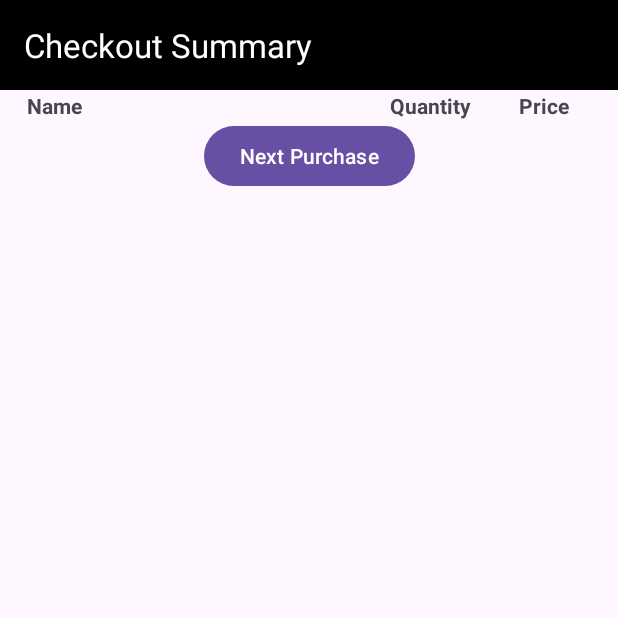
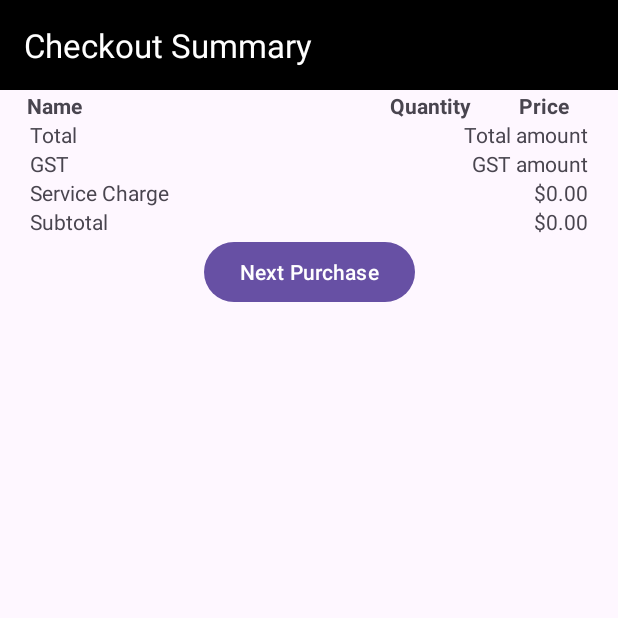
Before and after one commit to CheahYan/RecyclerViewKotlin, an Android app: the CheckoutActivity screen opened directly, with no data from a screen before it, on a phone screen of 412 x 824 dp, the top half of it. Run offline under Robolectric (Android 15) with nearby library versions, the phone set to English and light mode, and no system bars; 8 statements that could not run were skipped.

Commit message:
added features
added features but have not test

```diff
--- a/app/src/main/java/com/example/secondrecyclerviewapp/CheckoutActivity.kt
+++ b/app/src/main/java/com/example/secondrecyclerviewapp/CheckoutActivity.kt
@@ -10,6 +10,8 @@
 class CheckoutActivity : AppCompatActivity() {
 
     private lateinit var activityCheckoutOnePerRowBinding: ActivityCheckoutOnePerRowBinding
+    private val SERVICE_CHARGE_RATE = 0.10
+    private val GST_RATE = 0.08
 
     override fun onCreate(savedInstanceState: Bundle?) {
         super.onCreate(savedInstanceState)
@@ -22,7 +24,18 @@
         activityCheckoutOnePerRowBinding.checkoutRecyclerview.adapter = CheckoutAdapter(foodList)
         activityCheckoutOnePerRowBinding.checkoutRecyclerview.layoutManager = LinearLayoutManager(this)
 
+        val subtotal = calculateSubtotal(foodList)
+        activityCheckoutOnePerRowBinding.subtotalAmount.text = "$" + "%.2f".format(subtotal)
 
+        val serviceCharge = calculateServiceCharge(subtotal)
+        activityCheckoutOnePerRowBinding.serviceChargeAmount.text = "$" + "%.2f".format(serviceCharge)
+
+        val goodsAndServiceTax = calculateGST(subtotal)
+        activityCheckoutOnePerRowBinding.GSTAmount.text = "$" + "%.2f".format(goodsAndServiceTax)
+
+
+        val total = calculateTotal(subtotal, goodsAndServiceTax, serviceCharge)
+        activityCheckoutOnePerRowBinding.totalAmount.text = "$" + "%.2f".format(total)
 
         activityCheckoutOnePerRowBinding.newPurchaseButton.setOnClickListener {
             val newPurchaseIntent = Intent(this, MainActivity::class.java)
@@ -31,4 +44,25 @@
 
 
     }
+
+    fun calculateSubtotal(foodList : ArrayList<Model>): Double {
+        var result = 0.00
+        for (food in foodList) {
+            result = result + (food.price * food.quantity)
+        }
+
+        return result
+    }
+
+    fun calculateServiceCharge(subtotal: Double): Double {
+        return subtotal * SERVICE_CHARGE_RATE
+    }
+
+    fun calculateGST(subtotal: Double): Double {
+        return subtotal * GST_RATE
+    }r
+
+    fun calculateTotal(subtotal: Double, serviceCharge: Double, gst: Double): Double {
+        return subtotal + serviceCharge + gst
+    }
 }
--- a/app/src/main/res/layout/activity_checkout_one_per_row.xml
+++ b/app/src/main/res/layout/activity_checkout_one_per_row.xml
@@ -82,6 +82,78 @@
             android:text="Next Purchase"
             app:layout_constraintEnd_toEndOf="parent"
             app:layout_constraintStart_toStartOf="parent"
+            app:layout_constraintTop_toBottomOf="@+id/subtotalLabel" />
+
+        <TextView
+            android:id="@+id/subtotalLabel"
+            android:layout_width="wrap_content"
+            android:layout_height="wrap_content"
+            android:text="Subtotal"
+            android:layout_marginStart="20dp"
+            app:layout_constraintStart_toStartOf="parent"
+            app:layout_constraintTop_toBottomOf="@+id/ServiceChargeLabel" />
+
+        <TextView
+            android:id="@+id/subtotalAmount"
+            android:layout_width="wrap_content"
+            android:layout_height="wrap_content"
+            android:text="Subtotal amount"
+            android:layout_marginEnd="20dp"
+            app:layout_constraintEnd_toEndOf="parent"
+            app:layout_constraintTop_toBottomOf="@+id/serviceChargeAmount" />
+
+        <TextView
+            android:id="@+id/ServiceChargeLabel"
+            android:layout_width="wrap_content"
+            android:layout_height="wrap_content"
+            android:text="Service Charge"
+            android:layout_marginStart="20dp"
+            app:layout_constraintStart_toStartOf="parent"
+            app:layout_constraintTop_toBottomOf="@+id/GSTLabel" />
+
+        <TextView
+            android:id="@+id/serviceChargeAmount"
+            android:layout_width="wrap_content"
+            android:layout_height="wrap_content"
+            android:text="Service Charge amount"
+            android:layout_marginEnd="20dp"
+            app:layout_constraintEnd_toEndOf="parent"
+            app:layout_constraintTop_toBottomOf="@+id/GSTAmount" />
+
+        <TextView
+            android:id="@+id/GSTLabel"
+            android:layout_width="wrap_content"
+            android:layout_height="wrap_content"
+            android:text="GST"
+            android:layout_marginStart="20dp"
+            app:layout_constraintStart_toStartOf="parent"
+            app:layout_constraintTop_toBottomOf="@+id/totalLabel" />
+
+        <TextView
+            android:id="@+id/GSTAmount"
+            android:layout_width="wrap_content"
+            android:layout_height="wrap_content"
+            android:text="GST amount"
+            android:layout_marginEnd="20dp"
+            app:layout_constraintEnd_toEndOf="parent"
+            app:layout_constraintTop_toBottomOf="@+id/totalAmount" />
+
+        <TextView
+            android:id="@+id/totalLabel"
+            android:layout_width="wrap_content"
+            android:layout_height="wrap_content"
+            android:text="Total"
+            android:layout_marginStart="20dp"
+            app:layout_constraintStart_toStartOf="parent"
+            app:layout_constraintTop_toBottomOf="@+id/checkout_recyclerview" />
+
+        <TextView
+            android:id="@+id/totalAmount"
+            android:layout_width="wrap_content"
+            android:layout_height="wrap_content"
+            android:text="Total amount"
+            android:layout_marginEnd="20dp"
+            app:layout_constraintEnd_toEndOf="parent"
             app:layout_constraintTop_toBottomOf="@+id/checkout_recyclerview" />
 
 
```
